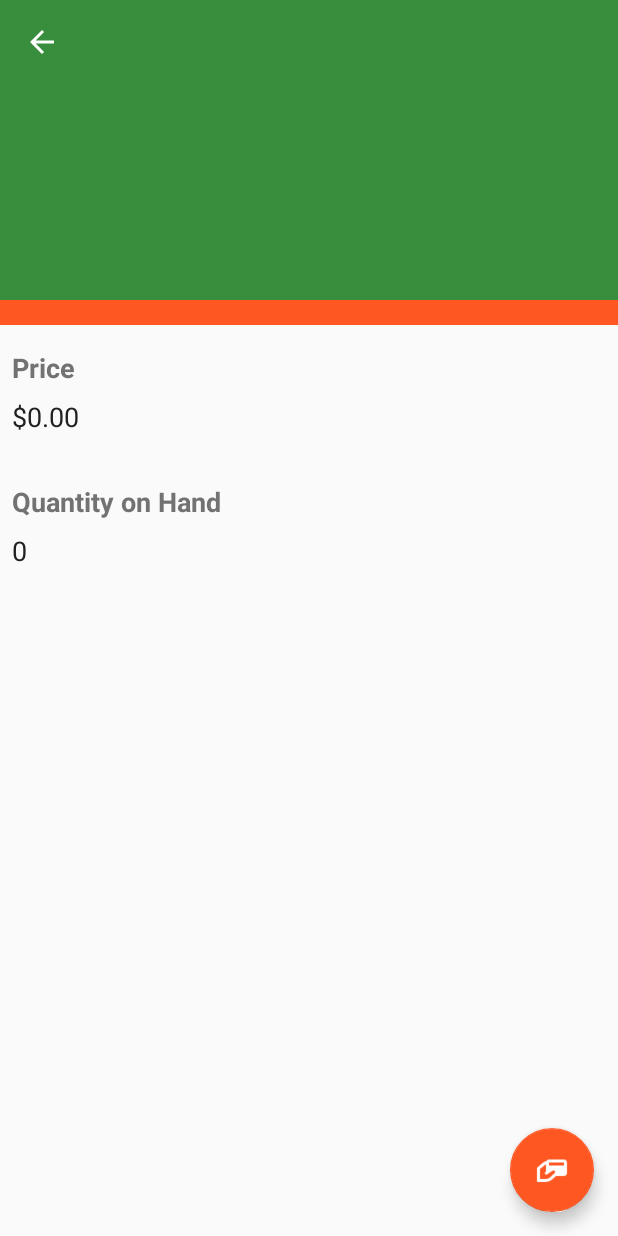
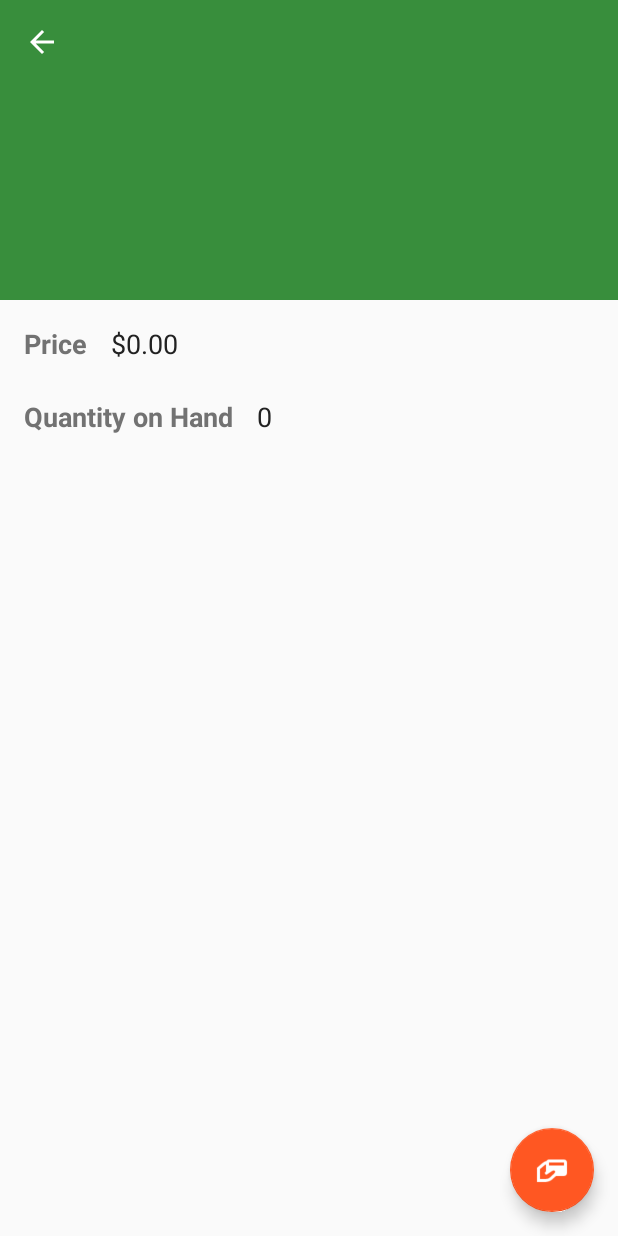
Before and after one commit to throwrocks/android-inventory-app, an Android app: the ItemDetailFragment screen opened directly, with no data from a screen before it, on a phone screen of 412 x 824 dp. Run offline under Robolectric (Android 15) with nearby library versions, the phone set to English and light mode, and no system bars; libraries missing offline, so code that uses them is left out: io.realm; 10 statements that could not run were skipped.

```diff
--- a/app/src/main/res/layout/item_detail.xml
+++ b/app/src/main/res/layout/item_detail.xml
@@ -4,17 +4,14 @@
     android:layout_width="match_parent"
     android:layout_height="wrap_content"
     android:orientation="vertical"
-    android:weightSum="2"
     app:layout_behavior="@string/appbar_scrolling_view_behavior">
 
     <LinearLayout
         android:layout_width="match_parent"
         android:layout_height="wrap_content"
         android:layout_weight="1"
-        android:background="@color/colorAccent"
         android:gravity="top"
         android:orientation="horizontal"
-        android:paddingBottom="8dp"
         android:paddingTop="8dp">
 
         <ImageView
@@ -28,18 +25,17 @@
     <LinearLayout
         android:layout_width="wrap_content"
         android:layout_height="wrap_content"
-        android:layout_weight="1"
         android:gravity="top"
         android:orientation="vertical">
 
         <LinearLayout
             android:layout_width="match_parent"
             android:layout_height="wrap_content"
-            android:orientation="vertical"
+            android:orientation="horizontal"
             android:paddingBottom="16dp"
             android:paddingEnd="8dp"
             android:paddingStart="8dp"
-            android:paddingTop="16dp">
+            android:paddingTop="8dp">
 
             <TextView
                 android:layout_width="wrap_content"
@@ -47,13 +43,16 @@
                 android:text="@string/item_detail_item_price"
                 android:textColor="@color/colorSecondaryText"
                 android:textSize="18sp"
+                android:paddingEnd="8dp"
+                android:paddingStart="8dp"
                 android:textStyle="bold" />
 
             <TextView
                 android:id="@+id/item_detail_price"
                 android:layout_width="wrap_content"
                 android:layout_height="wrap_content"
-                android:paddingTop="8dp"
+                android:paddingEnd="8dp"
+                android:paddingStart="8dp"
                 android:textColor="@color/colorPrimaryText"
                 android:textSize="18sp" />
         </LinearLayout>
@@ -61,11 +60,11 @@
         <LinearLayout
             android:layout_width="match_parent"
             android:layout_height="wrap_content"
-            android:orientation="vertical"
+            android:orientation="horizontal"
             android:paddingBottom="16dp"
             android:paddingEnd="8dp"
             android:paddingStart="8dp"
-            android:paddingTop="16dp">
+            android:paddingTop="8dp">
 
             <TextView
                 android:layout_width="wrap_content"
@@ -73,17 +72,22 @@
                 android:text="@string/item_detail_item_qty"
                 android:textColor="@color/colorSecondaryText"
                 android:textSize="18sp"
+                android:paddingEnd="8dp"
+                android:paddingStart="8dp"
                 android:textStyle="bold" />
 
             <TextView
                 android:id="@+id/item_detail_qty"
                 android:layout_width="wrap_content"
                 android:layout_height="wrap_content"
-                android:paddingTop="8dp"
+
+                android:paddingEnd="8dp"
+                android:paddingStart="8dp"
                 android:textColor="@color/colorPrimaryText"
                 android:textSize="18sp" />
         </LinearLayout>
 
+
     </LinearLayout>
 
 </LinearLayout>
```
Also changed, not shown: app/src/main/java/rocks/athrow/android_inventory_app/Item.java (+16 -3 lines).
